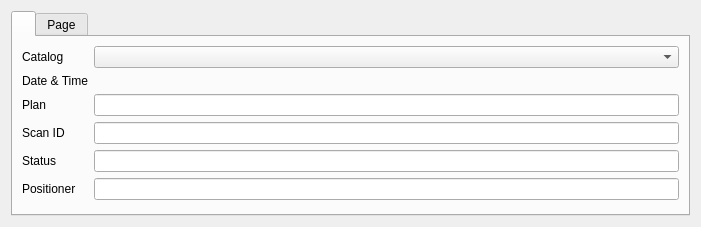
Above: gemviz23/demo/resources/filterpanel.ui from BCDA-APS/gemviz before the change. Below: the same form after it.
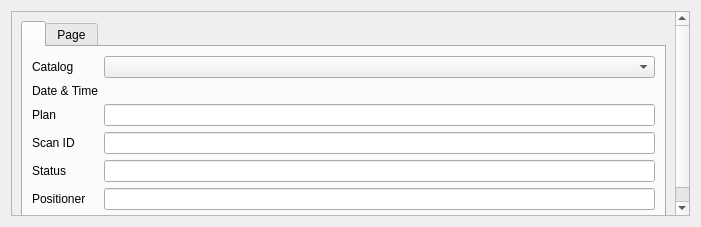
That is the form after the change.

The edit to the form file:
```diff
--- a/gemviz23/demo/resources/filterpanel.ui
+++ b/gemviz23/demo/resources/filterpanel.ui
@@ -13,6 +13,21 @@
   <property name="windowTitle">
    <string>Form</string>
   </property>
+  <layout class="QVBoxLayout" name="verticalLayout_2">
+   <item>
+    <widget class="QScrollArea" name="scrollArea">
+     <property name="widgetResizable">
+      <bool>true</bool>
+     </property>
+     <widget class="QWidget" name="scrollAreaWidgetContents">
+      <property name="geometry">
+       <rect>
+        <x>0</x>
+        <y>0</y>
+        <width>510</width>
+        <height>255</height>
+       </rect>
+      </property>
   <layout class="QVBoxLayout" name="verticalLayout">
    <item>
     <widget class="QTabWidget" name="tabWidget_2">
@@ -87,6 +102,10 @@
       <attribute name="title">
        <string>Page</string>
       </attribute>
+         </widget>
+        </widget>
+       </item>
+      </layout>
      </widget>
     </widget>
    </item>
```
Lines whose indentation alone changed are shown as unchanged.
